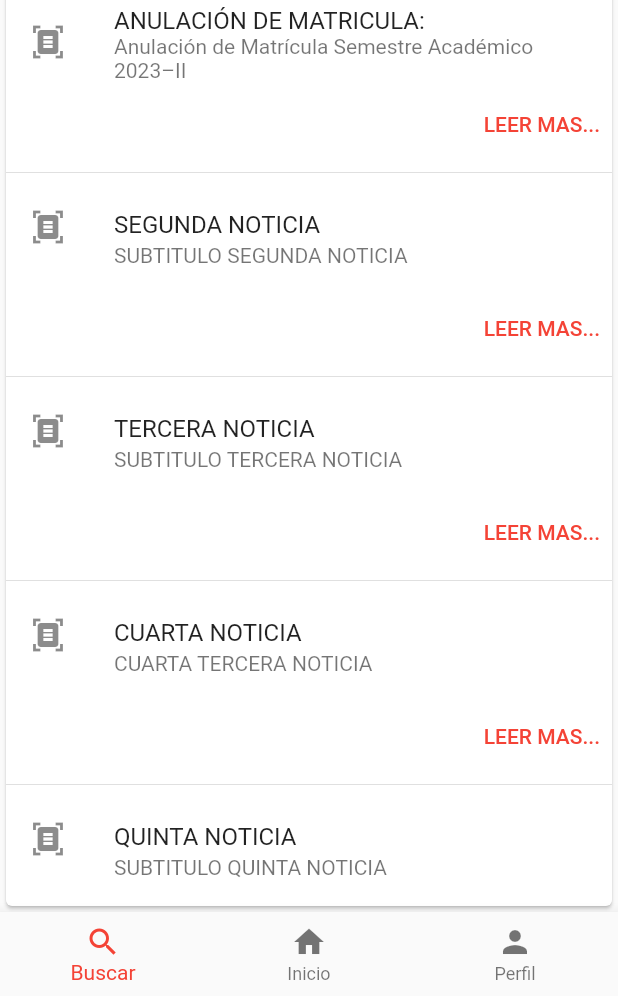
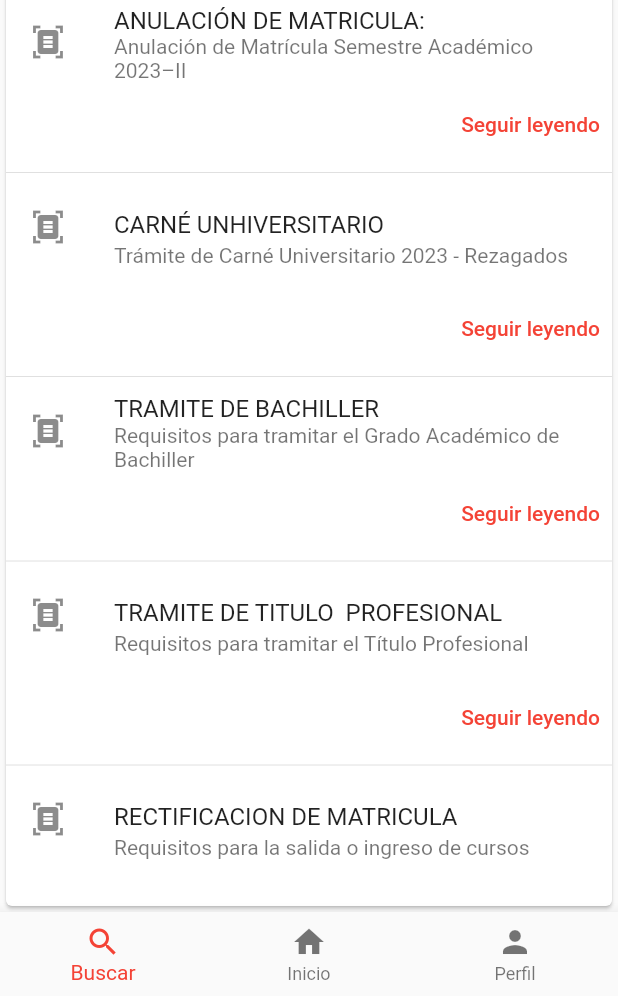
Before and after one commit to MAttFernando777/ProyectoTallerMovilG12, a Flutter app: the Tramites screen opened directly, on a phone screen of 412 x 824 dp, the part 240-1236 px from its top. Run offline on Flutter 3.47's test engine with Material 2 defaults, Android fonts, the phone set to English and light mode, and no system bars; network calls fail; key blocks and very long unbroken strings in the code were emptied for the run.

Commit message:
cambio - Tramite 2.0

```diff
--- a/lib/Tramites.dart
+++ b/lib/Tramites.dart
@@ -27,7 +27,7 @@ class Tramites extends StatelessWidget {
               ),
               Row(mainAxisAlignment: MainAxisAlignment.end, children: <Widget>[
                 TextButton(
-                  child: const Text("LEER MAS..."),
+                  child: const Text("Seguir leyendo"),
                   onPressed: () {
                     Navigator.of(context).push(MaterialPageRoute(
                         builder: (BuildContext context) => SecTram()));
@@ -38,48 +38,48 @@ class Tramites extends StatelessWidget {
 
               const ListTile(
                 leading: Icon(Icons.document_scanner),
-                title: Text("SEGUNDA NOTICIA"),
-                subtitle: Text("SUBTITULO SEGUNDA NOTICIA"),
+                title: Text("CARNÉ UNHIVERSITARIO"),
+                subtitle: Text("Trámite de Carné Universitario 2023 - Rezagados"),
               ),
               Row(mainAxisAlignment: MainAxisAlignment.end, children: <Widget>[
                 TextButton(
-                  child: const Text("LEER MAS..."),
+                  child: const Text("Seguir leyendo"),
                   onPressed: () {},
                 ),
               ]),
               Divider(),
               const ListTile(
                 leading: Icon(Icons.document_scanner),
-                title: Text("TERCERA NOTICIA"),
-                subtitle: Text("SUBTITULO TERCERA NOTICIA"),
+                title: Text("TRAMITE DE BACHILLER"),
+                subtitle: Text("Requisitos para tramitar el Grado Académico de Bachiller"),
               ),
               Row(mainAxisAlignment: MainAxisAlignment.end, children: <Widget>[
                 TextButton(
-                  child: const Text("LEER MAS..."),
+                  child: const Text("Seguir leyendo"),
                   onPressed: () {},
                 ),
               ]),
               Divider(),
               const ListTile(
                 leading: Icon(Icons.document_scanner),
-                title: Text("CUARTA NOTICIA"),
-                subtitle: Text("CUARTA TERCERA NOTICIA"),
+                title: Text("TRAMITE DE TITULO  PROFESIONAL"),
+                subtitle: Text("Requisitos para tramitar el Título Profesional"),
               ),
               Row(mainAxisAlignment: MainAxisAlignment.end, children: <Widget>[
                 TextButton(
-                  child: const Text("LEER MAS..."),
+                  child: const Text("Seguir leyendo"),
                   onPressed: () {},
                 ),
               ]),
               Divider(),
               const ListTile(
                 leading: Icon(Icons.document_scanner),
-                title: Text("QUINTA NOTICIA"),
-                subtitle: Text("SUBTITULO QUINTA NOTICIA"),
+                title: Text("RECTIFICACION DE MATRICULA"),
+                subtitle: Text("Requisitos para la salida o ingreso de cursos"),
               ),
               Row(mainAxisAlignment: MainAxisAlignment.end, children: <Widget>[
                 TextButton(
-                  child: const Text("bbobob MAS..."),
+                  child: const Text("Seguir leyendo"),
                   onPressed: () {},
                 ),
               ]),
```
Also changed, not shown: lib/SecTram.dart (+21 -5 lines).
